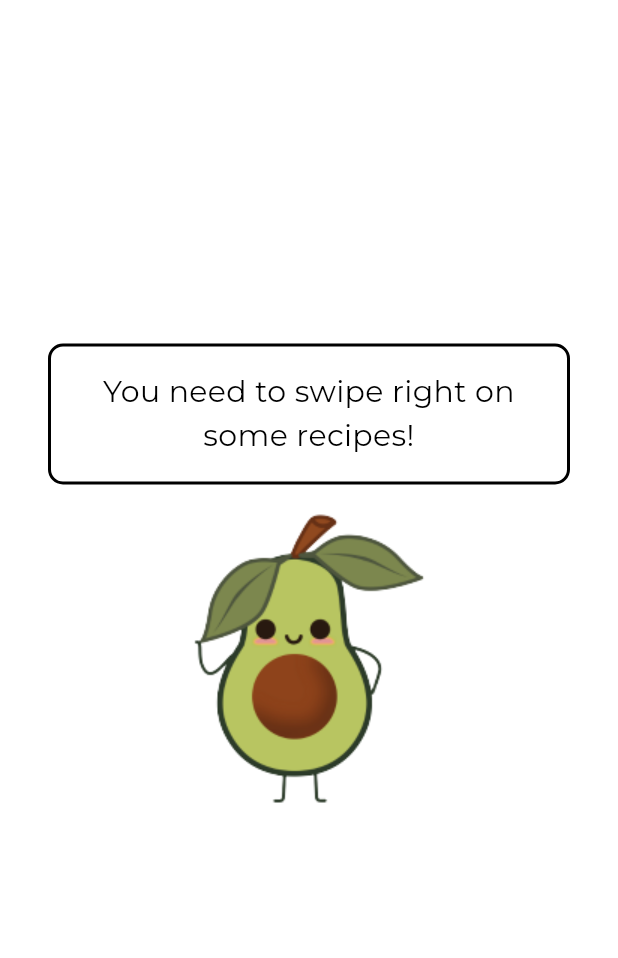
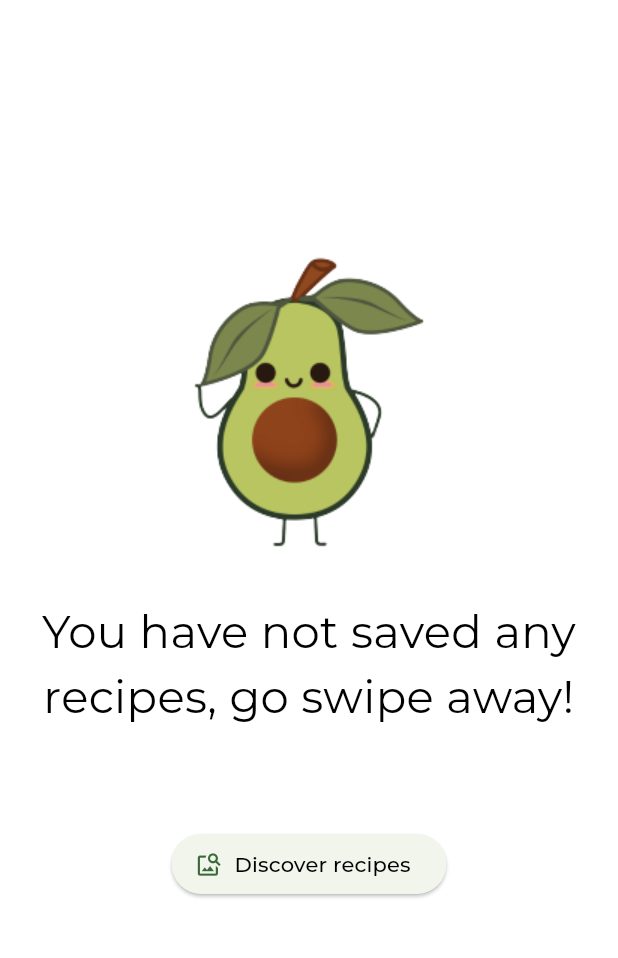
Before and after one commit to gu-tig333-ht23/grupp3, a Flutter app: the MyRecipesPage screen opened directly, on a phone screen of 412 x 824 dp, the part 84-1042 px from its top. Run offline on Flutter 3.47's test engine with Material 2 defaults, Android fonts, the phone set to English and light mode, and no system bars; our stand-ins replace appinio_swiper, google_fonts, sqflite; accounts and stored records are empty; network calls fail.

Commit message:
FINAL VERSION

```diff
--- a/lib/pages/intro_page.dart
+++ b/lib/pages/intro_page.dart
@@ -1,3 +1,5 @@
+// ignore_for_file: prefer_const_constructors
+
 import 'package:flutter/material.dart';
 import '/pages/home_page.dart';
 
--- a/lib/pages/meal_planner_page.dart
+++ b/lib/pages/meal_planner_page.dart
@@ -45,7 +45,7 @@ class ViewMealPlannerTile extends StatelessWidget {
         padding: const EdgeInsets.only(bottom: 11.0),
         itemCount: value.plannerData.length,
         itemBuilder: (context, index) {
-          final dayOfWeek = value.plannerData.keys.elementAt(index);
+          final dayOfWeek = value.plannerData.keys.elementAt(index); //'Monday'
           final recipe = value.plannerData[dayOfWeek];
 
           return recipe != null
--- a/lib/pages/my_recipes_page.dart
+++ b/lib/pages/my_recipes_page.dart
@@ -35,6 +35,7 @@ class MyRecipesPage extends StatelessWidget {
   }
 }
 
+//body of MyRecipesPage
 class ViewMyRecipes extends StatelessWidget {
   const ViewMyRecipes({super.key});
 
--- a/lib/util/recipe.dart
+++ b/lib/util/recipe.dart
@@ -9,6 +9,7 @@ class Recipe {
     required this.image,
   });
 
+//necessary for database
   Map<String, dynamic> toMap() {
     return {
       'id': id,
@@ -17,6 +18,7 @@ class Recipe {
     };
   }
 
+//takes a map and converts it to a Recipe object.
   factory Recipe.fromMap(Map<String, dynamic> data) {
     return Recipe(
       id: data['id'],
--- a/lib/util/recipe_info.dart
+++ b/lib/util/recipe_info.dart
@@ -1,10 +1,14 @@
 class RecipeInfo {
-  final List<String> ingredientsName;
-  final int cookTime;
-  final String diets;
-  final String instructions;
-  final List<Map<String, String>> ingredientDetails;
+  final List<String>
+      ingredientsName; // the names of the ingredients used in the recipe.
+  final int cookTime; // how long it takes to cook the recipe in minutes.
+  final String
+      diets; // the type of diet the recipe falls under (e.g., vegan, keto, etc.)
+  final String instructions; // step-by-step instructions to cook the recipe.
+  final List<Map<String, String>>
+      ingredientDetails; // detailed info about each ingredient: its unit and amount.
 
+  // Constructor for the class: this is how we create a new RecipeInfo object.
   RecipeInfo(
       {required this.ingredientsName,
       required this.cookTime,
@@ -12,11 +16,14 @@ class RecipeInfo {
       required this.instructions,
       required this.ingredientDetails});
 
+  //takes a map and converts it to a RecipeInfo object.
   factory RecipeInfo.fromMap(Map<String, dynamic> data) {
+    // Extract and clean ingredient names from the data.
     List<String> ingredientsNames = (data['extendedIngredients'] as List)
         .map((ingredient) => ingredient['nameClean'] as String)
         .toList();
 
+    // Extract amount and measurement from each ingredient from the data.
     List<Map<String, String>> ingredientDetails =
         (data['extendedIngredients'] as List).map((ingredient) {
       final metric = ingredient['measures']['metric'];
@@ -26,6 +33,7 @@ class RecipeInfo {
       };
     }).toList();
 
+    // Returns a new RecipeInfo object using the extracted data.
     return RecipeInfo(
       ingredientsName: ingredientsNames,
       cookTime: data['readyInMinutes'] as int,
--- a/lib/util/recipe_provider.dart
+++ b/lib/util/recipe_provider.dart
@@ -8,8 +8,20 @@ import 'db.dart';
 
 class RecipeProvider extends ChangeNotifier {
   //DB
+  //connect to database
   final DB _db;
   RecipeProvider(DB db) : _db = db;
+
+  // Fetch recipe from API
+  void fetchRandomRecipes() async {
+    List<Recipe>? recipes = await RecipeApi.getRandomRecipes();
+    _randomRecipeList.addAll(recipes); // Add all fetched recipes to the list
+    notifyListeners();
+  }
+
+  //API recipes
+  final List<Recipe> _randomRecipeList = [];
+  List<Recipe> get randomRecipeList => _randomRecipeList;
 
   //get recipes from DB
   void fetchRecipes() async {
@@ -17,18 +29,7 @@ class RecipeProvider extends ChangeNotifier {
     notifyListeners();
   }
 
-  List<bool> checkboxStates = [];
-
-  void setCheckboxState(int index, bool value) {
-    checkboxStates[index] = value;
-    notifyListeners();
-  }
-
-  void initializeCheckboxStates(int length) {
-    checkboxStates = List.generate(length, (index) => false);
-  }
-
-  //recepten vi sparat
+  //Saved recipes
   List<Recipe> _myRecipeList = [];
 
   List<Recipe> get myRecipeList {
@@ -50,20 +51,7 @@ class RecipeProvider extends ChangeNotifier {
     notifyListeners();
   }
 
-  // Fetch recipe from API
-  void fetchRandomRecipes() async {
-    List<Recipe>? recipes = await RecipeApi.getRandomRecipes((message) {
-      print(message);
-    });
-    _randomRecipeList.addAll(recipes); // Add all fetched recipes to the list
-    notifyListeners();
-  }
-
-  //API recipes
-  final List<Recipe> _randomRecipeList = [];
-  List<Recipe> get randomRecipeList => _randomRecipeList;
-
-// to show correct recipe info
+// RECIPE INFO
   int recipeID = 656846;
 
   void chooseRecipeID(Recipe recipe) {
@@ -72,7 +60,6 @@ class RecipeProvider extends ChangeNotifier {
   }
 
   fetchIngredientsFromApi() async {
-    notifyListeners();
     RecipeInfo recipeInfo = await RecipeApi.getIngredients(recipeID);
     print('${recipeInfo.toString()} fetchIngredientsFromApi done');
     _selectedRecipeInfo = recipeInfo;
@@ -82,10 +69,11 @@ class RecipeProvider extends ChangeNotifier {
   late RecipeInfo _selectedRecipeInfo;
   RecipeInfo get selectedRecipeInfo => _selectedRecipeInfo;
 
+//FORMAT RECIPE INFO
+  //to get amount and unit in the correct format
   String getFormattedIngredient(Map<String, String> ingredient) {
     final amount = ingredient['amount'];
     final unitShort = ingredient['unitShort'];
-
     return '$amount $unitShort';
   }
 
@@ -124,10 +112,23 @@ class RecipeProvider extends ChangeNotifier {
     return formattedDietList.join('\n');
   }
 
+  //check if a value in recipe info is empty
   checkIfNull(value,
       [String errMessage =
           'Sorry, we could not find this information for you']) {
     return value ?? errMessage;
+  }
+
+//checkbox for inngredients
+  List<bool> checkboxStates = [];
+
+  void setCheckboxState(int index, bool value) {
+    checkboxStates[index] = value;
+    notifyListeners();
+  }
+
+  void initializeCheckboxStates(int length) {
+    checkboxStates = List.generate(length, (index) => false);
   }
 
 //MEALPLANNER THINGS
@@ -135,7 +136,6 @@ class RecipeProvider extends ChangeNotifier {
   String selectedDay = '';
   String selectTheDay(String weekday) {
     selectedDay = weekday;
-    print('day is now $selectedDay');
     notifyListeners();
     return selectedDay;
   }
--- a/lib/widgets/meal_planner_tile.dart
+++ b/lib/widgets/meal_planner_tile.dart
@@ -91,7 +91,7 @@ Widget showRecipeOrNot(bool isRecipeChosen, String dayOfWeek, Recipe? recipe,
   return isRecipeChosen
       //RECIPE CHOSEN
       ? RecipeChosenMP(
-          recipe: recipe,
+          recipe: recipe!,
           dayOfWeek: dayOfWeek,
         )
       //NO RECIPE IS CHOSEN
@@ -106,7 +106,7 @@ Widget showRecipeOrNot(bool isRecipeChosen, String dayOfWeek, Recipe? recipe,
             SizedBox(height: 10),
             ElevatedButton.icon(
               onPressed: () {
-                Navigator.of(context).pushReplacement(
+                Navigator.of(context).push(
                     MaterialPageRoute(builder: (context) => MyRecipesPage()));
               },
               icon: Icon(Icons.add),
--- a/lib/widgets/no_saved_recipes.dart
+++ b/lib/widgets/no_saved_recipes.dart
@@ -1,6 +1,12 @@
-// ignore_for_file: prefer_const_constructors, prefer_const_literals_to_create_immutables
+import 'package:flutter/material.dart';
 
-import 'package:flutter/material.dart';
+//navigator.pop twice to go back to homepage via nav drawer
+void popTwice(BuildContext context) {
+  int count = 0;
+  Navigator.popUntil(context, (route) {
+    return count++ == 2;
+  });
+}
 
 class NoSavedRecipes extends StatelessWidget {
   const NoSavedRecipes({super.key});
@@ -13,27 +19,33 @@ class NoSavedRecipes extends StatelessWidget {
         child: Column(
           mainAxisAlignment: MainAxisAlignment.center,
           children: [
-            Padding(
-              padding: const EdgeInsets.symmetric(horizontal: 32),
-              child: Container(
-                padding: EdgeInsets.all(16),
-                decoration: BoxDecoration(
-                  borderRadius: BorderRadius.circular(10),
-                  border: Border.all(color: Colors.black, width: 2),
-                ),
-                child: const Text(
-                  'You need to swipe right on some recipes!',
-                  textAlign: TextAlign.center,
-                  style: TextStyle(
-                    fontSize: 20,
+            //IMAGE
+            Image.asset('lib/images/avo_icon.png'),
+            const SizedBox(height: 16),
+            //TEXT
+            const Padding(
+              padding: EdgeInsets.all(16.0),
+              child: Text(
+                "You have not saved any recipes, go swipe away!",
+                textAlign: TextAlign.center,
+                style: TextStyle(
+                    fontSize: 30,
                     color: Colors.black,
-                    decoration: TextDecoration.none,
-                  ),
-                ),
+                    decoration: TextDecoration.none),
               ),
             ),
-            const SizedBox(height: 16),
-            Image.asset('lib/images/avo_icon.png'),
+            const SizedBox(height: 50),
+            //BUTTON back to discover recipes / homepage
+            ElevatedButton.icon(
+              onPressed: () {
+                popTwice(context);
+              },
+              icon: const Icon(Icons.image_search),
+              label: const Text(
+                'Discover recipes',
+                style: TextStyle(color: Colors.black),
+              ),
+            )
           ],
         ),
       ),
--- a/lib/widgets/recipe_tile.dart
+++ b/lib/widgets/recipe_tile.dart
@@ -10,6 +10,7 @@ class RecipeTile extends StatelessWidget {
   final Recipe recipe;
   RecipeTile({super.key, required this.recipe});
 
+  //POP UP WINDOW TO ADD TO MEALPLAN
   void _showPopup(BuildContext context) {
     final pp = Provider.of<RecipeProvider>(context, listen: false);
     String selectedDay = pp.plannerData.keys.first;
@@ -29,8 +30,9 @@ class RecipeTile extends StatelessWidget {
                     //DROPDOWN MENU
                     child: Consumer<RecipeProvider>(
                       builder: (context, value, child) => DropdownButton(
-                        value: selectedDay,
+                        value: selectedDay, //selectedDay used for buttons later
                         items: value.plannerData.keys.map((String day) {
+                          //days in plannerData in provider
                           return DropdownMenuItem(
                             value: day,
                             child: Text(day),
@@ -39,7 +41,7 @@ class RecipeTile extends StatelessWidget {
                         onChanged: (String? newValue) {
                           if (newValue != null) {
                             setState(() {
-                              selectedDay = newValue;
+                              selectedDay = newValue; //change the chosen day
                             });
                           }
                         },
```
Also changed, not shown: lib/main.dart (+8 -5 lines), lib/pages/home_page.dart (+10 -24 lines), lib/pages/view_recipe_page.dart (+29 -24 lines), lib/util/api.dart (+28 -21 lines), lib/util/db.dart (+21 -9 lines), lib/widgets/empty_cards.dart (+15 -25 lines), lib/widgets/nav_drawer.dart (+8 -7 lines), lib/widgets/recipe_chosen_mp.dart (+15 -6 lines), lib/widgets/tinder_card.dart (+5 -2 lines).
